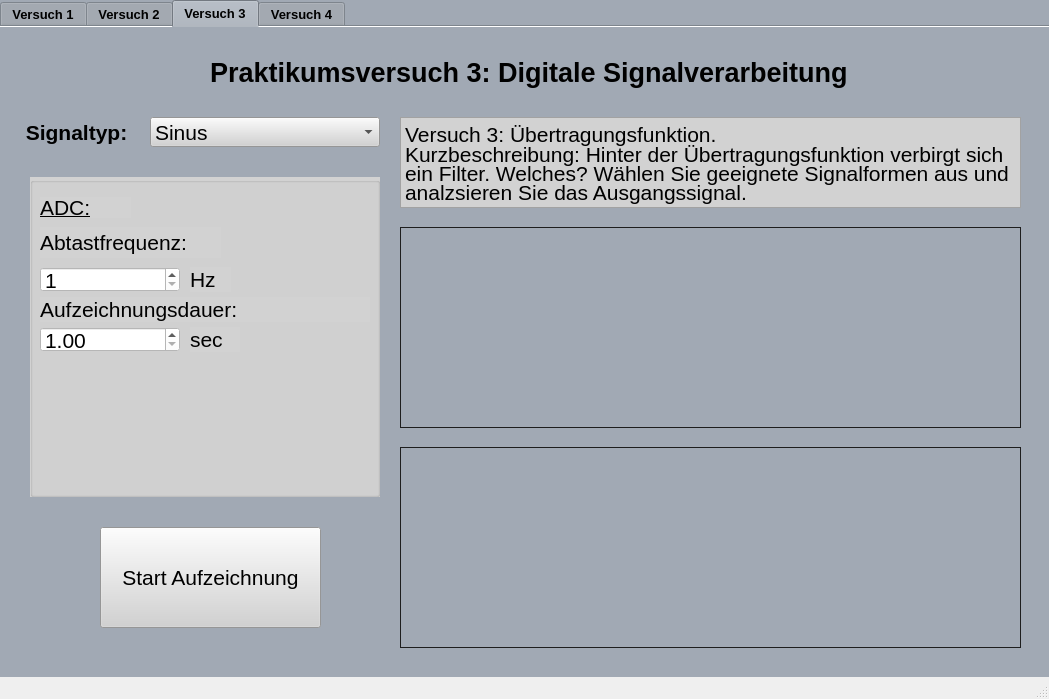
First picture: the form in formUi.ui, repository Lysmi/QtProject, before the edit.
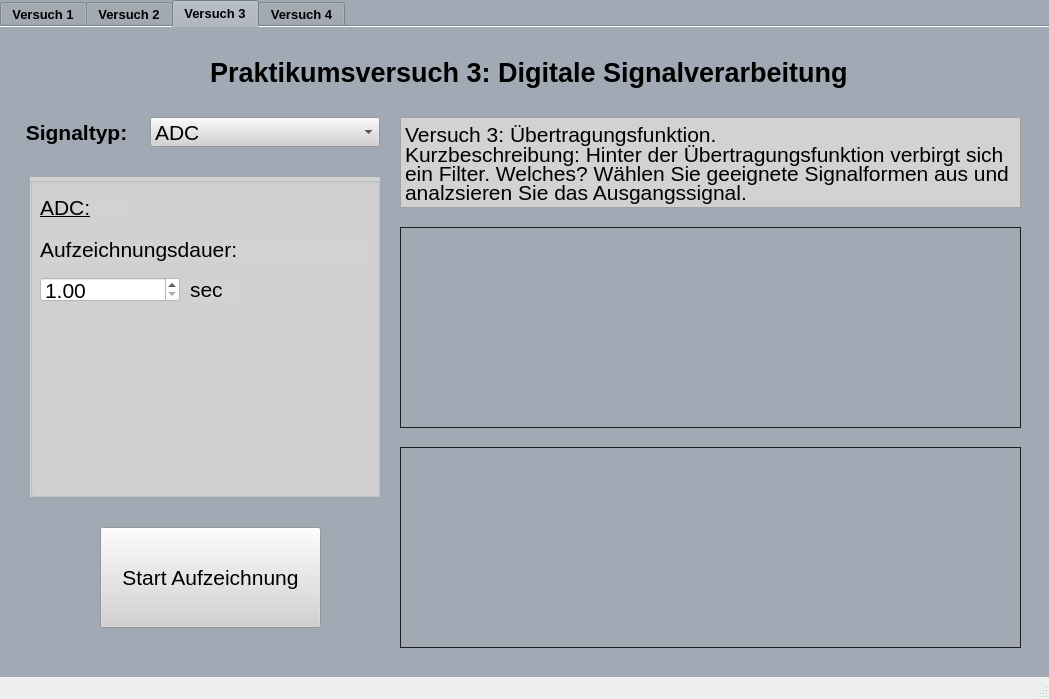
Second picture: the form after the edit. The open tabs and pages were chosen to show the change. Custom widgets are drawn as their Qt base class.

Diff of the .ui file:
```diff
--- a/formUi.ui
+++ b/formUi.ui
@@ -1042,6 +1042,11 @@
       <property name="styleSheet">
        <string notr="true">background: rgb(210, 210, 210)</string>
       </property>
+      <item>
+       <property name="text">
+        <string>ADC</string>
+       </property>
+      </item>
       <item>
        <property name="text">
         <string>Sinus</string>
@@ -1114,30 +1119,11 @@
         <string>ADC:</string>
        </property>
       </widget>
-      <widget class="QLabel" name="label_13">
-       <property name="geometry">
-        <rect>
-         <x>10</x>
-         <y>50</y>
-         <width>181</width>
-         <height>31</height>
-        </rect>
-       </property>
-       <property name="font">
-        <font>
-         <family>Arial</family>
-         <pointsize>16</pointsize>
-        </font>
-       </property>
-       <property name="text">
-        <string>Abtastfrequenz:</string>
-       </property>
-      </widget>
       <widget class="QLabel" name="label_14">
        <property name="geometry">
         <rect>
          <x>10</x>
-         <y>120</y>
+         <y>60</y>
          <width>330</width>
          <height>25</height>
         </rect>
@@ -1152,36 +1138,11 @@
         <string>Aufzeichnungsdauer:</string>
        </property>
       </widget>
-      <widget class="QSpinBox" name="v3_frequenz">
-       <property name="geometry">
-        <rect>
-         <x>10</x>
-         <y>90</y>
-         <width>140</width>
-         <height>25</height>
-        </rect>
-       </property>
-       <property name="font">
-        <font>
-         <family>Arial</family>
-         <pointsize>16</pointsize>
-        </font>
-       </property>
-       <property name="styleSheet">
-        <string notr="true">background: rgb(255, 255, 255)</string>
-       </property>
-       <property name="minimum">
-        <number>1</number>
-       </property>
-       <property name="maximum">
-        <number>10000</number>
-       </property>
-      </widget>
       <widget class="QDoubleSpinBox" name="v3_duration">
        <property name="geometry">
         <rect>
          <x>10</x>
-         <y>150</y>
+         <y>100</y>
          <width>140</width>
          <height>25</height>
         </rect>
@@ -1199,30 +1160,11 @@
         <double>1.000000000000000</double>
        </property>
       </widget>
-      <widget class="QLabel" name="label_29">
-       <property name="geometry">
-        <rect>
-         <x>160</x>
-         <y>90</y>
-         <width>41</width>
-         <height>25</height>
-        </rect>
-       </property>
-       <property name="font">
-        <font>
-         <family>Arial</family>
-         <pointsize>16</pointsize>
-        </font>
-       </property>
-       <property name="text">
-        <string>Hz</string>
-       </property>
-      </widget>
       <widget class="QLabel" name="label_30">
        <property name="geometry">
         <rect>
          <x>160</x>
-         <y>150</y>
+         <y>100</y>
          <width>50</width>
          <height>25</height>
         </rect>
```
Left out of the diff: 56 changed lines with no effect on the pictures.
